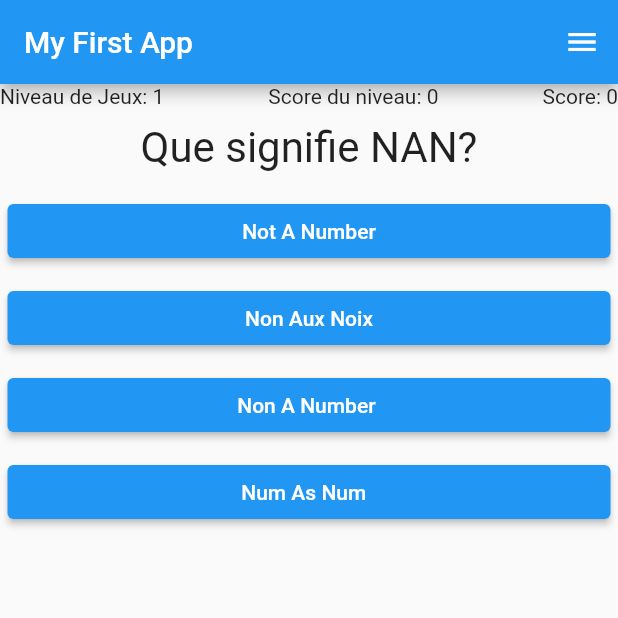
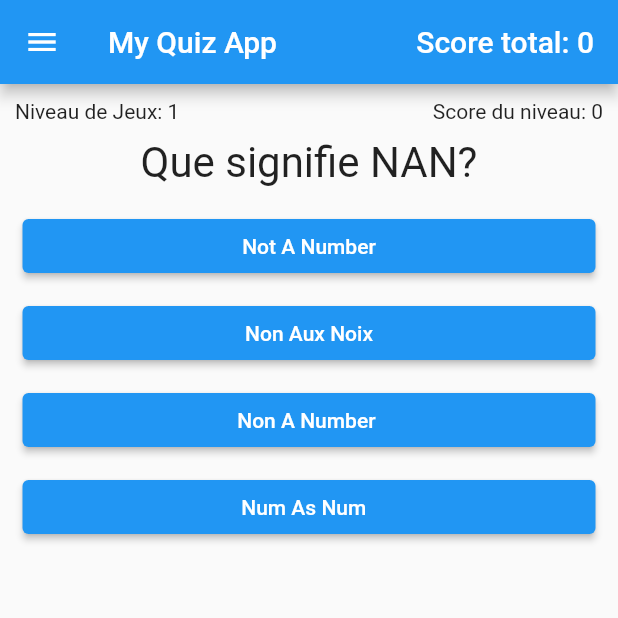
Before and after one commit to FranckObite/app_quiz_sect2, a Flutter app: the screen it shows after launch, on a phone screen of 412 x 824 dp, the top half of it. Run offline on Flutter 3.47's test engine with Material 2 defaults, Android fonts, the phone set to English and light mode, and no system bars.

Commit message:
commit complet app quiz

```diff
--- a/lib/main.dart
+++ b/lib/main.dart
@@ -265,13 +265,23 @@ class _MyAppState extends State<MyApp> {
       debugShowCheckedModeBanner: false,
       home: Scaffold(
           appBar: AppBar(
-            title: const Text("My First App"),
+            title: Row(
+              children: [
+                const Text("My Quiz App"),
+                const Spacer(),
+                Text('Score total: $_totalScore2'),
+              ],
             ),
-          endDrawer: Drawer(
+          ),
+          drawer: Drawer(
             child: ListView(
               children: [
-                DrawerHeader(
-                  child: Container(),
+                const DrawerHeader(
+                  child: Icon(
+                    Icons.quiz,
+                    size: 100,
+                    color: Colors.orange,
+                  ),
                 ),
                 ListTile(
                   onTap: () {
@@ -360,15 +370,15 @@ class _MyAppState extends State<MyApp> {
               ],
             ),
           ),
-          body: Column(
+          body: Padding(
+            padding: const EdgeInsets.all(10.0),
+            child: Column(
               children: [
                 Row(
                   children: [
                     Text("Niveau de Jeux: $monNiveau"),
                     const Spacer(),
                     Text('Score du niveau: $_totalScore'),
-                  const Spacer(),
-                  Text('Score: $_totalScore2'),
                   ],
                 ),
                 _questionIndex < _questions.length
@@ -385,6 +395,7 @@ class _MyAppState extends State<MyApp> {
                         scoreTotal: _totalScore2,
                       )
               ],
+            ),
           )),
     );
   }
```
Lines whose indentation alone changed are shown as unchanged.
